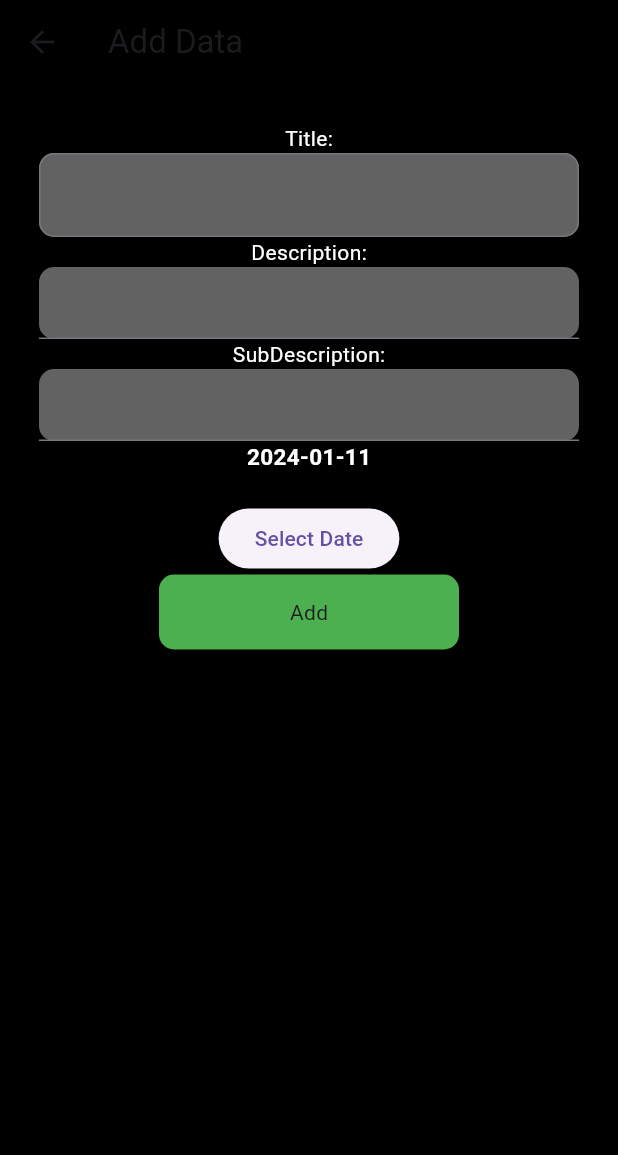
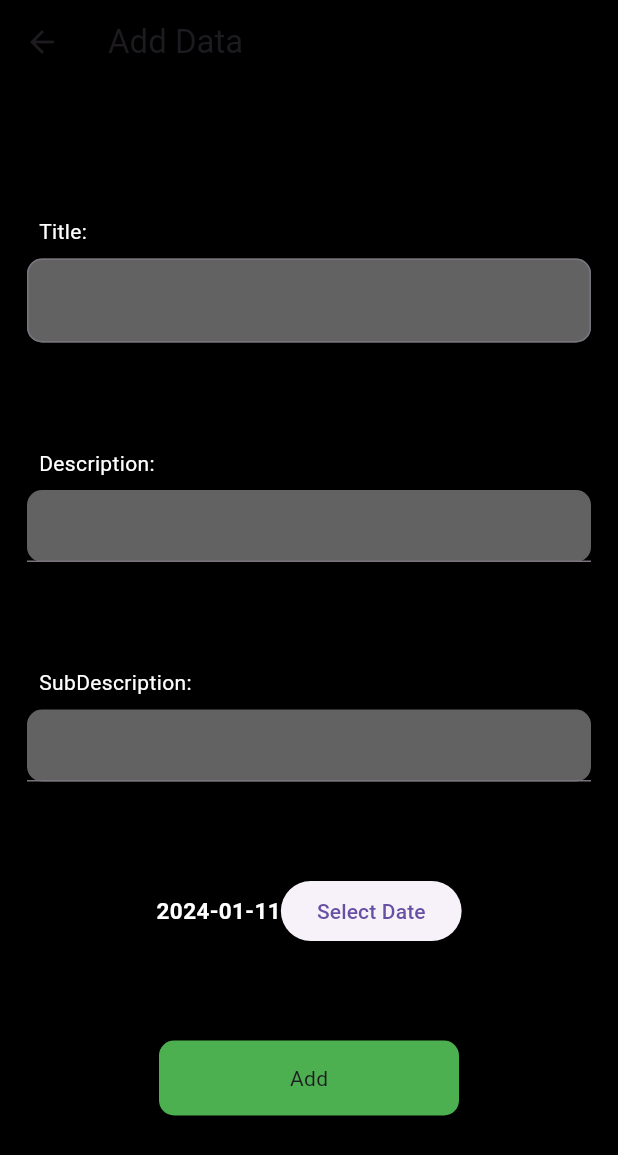
Before and after one commit to sandeshchapagai/API_CRUD_OPERATION, a Flutter app: the Add_Screen screen opened by its route, on a phone screen of 412 x 824 dp. Shown: the top 1155 px of the screen. Run offline on Flutter 3.47's test engine with Material 3 defaults, Android fonts, the phone set to English and light mode, and no system bars; our stand-ins replace another_flushbar, fluttertoast, shared_preferences; accounts and stored records are empty; network calls fail.

Commit message:
add UI changed

```diff
--- a/lib/RES/components/round_button.dart
+++ b/lib/RES/components/round_button.dart
@@ -19,7 +19,7 @@ class RoundedButton extends StatelessWidget {
         width: 200,
         height: 50,
         child:
-            Center(child: loading ? CircularProgressIndicator(color: Colors.white,) : Text(title)),
+            Center(child: loading ? const CircularProgressIndicator(color: Colors.white,) : Text(title)),
       ),
     );
   }
--- a/lib/VIEW/add_screen.dart
+++ b/lib/VIEW/add_screen.dart
@@ -43,12 +43,18 @@ backgroundColor: Colors.black,
       backgroundColor: Colors.black,
       body: SafeArea(
         child: Padding(
-          padding: const EdgeInsets.all(8.0),
-          child: Padding(
           padding: const EdgeInsets.all(18.0),
           child: Column(
+            mainAxisAlignment: MainAxisAlignment.spaceEvenly,
+            crossAxisAlignment: CrossAxisAlignment.start,
             children: [
-                Text('Title:',style: TextStyle(color:Colors.white),),
+              Column(
+                crossAxisAlignment: CrossAxisAlignment.start,
+                children: [
+                  Padding(
+                    padding: const EdgeInsets.all(8.0),
+                    child: Text('Title:',style: TextStyle(color:Colors.white),),
+                  ),
                   Container(
                     decoration: BoxDecoration(
                         color: Colors.white38,
@@ -65,7 +71,16 @@ backgroundColor: Colors.black,
 
                     ),
                   ),
-                Text('Description:',style: TextStyle(color:Colors.white),),
+                ],
+              ),
+
+              Column(
+                crossAxisAlignment: CrossAxisAlignment.start,
+                children: [
+                  Padding(
+                    padding: const EdgeInsets.all(8.0),
+                    child: Text('Description:',style: TextStyle(color:Colors.white),),
+                  ),
                   Container(
                     decoration: BoxDecoration(
                       color: Colors.white38,
@@ -76,7 +91,17 @@ backgroundColor: Colors.black,
 
                     ),
                   ),
-                Text('SubDescription:',style: TextStyle(color:Colors.white),),
+                ],
+              ),
+
+              Column(
+                crossAxisAlignment: CrossAxisAlignment.start,
+                children: [
+
+                  Padding(
+                    padding: const EdgeInsets.all(8.0),
+                    child: Text('SubDescription:',style: TextStyle(color:Colors.white),),
+                  ),
                   Container(
                     decoration: BoxDecoration(
                         color: Colors.white38,
@@ -86,23 +111,25 @@ backgroundColor: Colors.black,
 
                     ),
                   ),
-                Center(
-                  child: Column(
+                ],
+              ),
+
+              Row(
                 mainAxisAlignment: MainAxisAlignment.center,
+
                 children: <Widget>[
                   Text(
                     '${selectedDate.toLocal()}'.split(' ')[0],
                     style: TextStyle(fontSize: 15,color: Colors.white, fontWeight: FontWeight.bold),
                   ),
-                      SizedBox(height: 20),
                   ElevatedButton(
                     onPressed: () => _selectDate(context),
                     child: Text('Select Date'),
                   ),
                 ],
               ),
-                ),
-                RoundedButton(onPressed: (){
+              Center(
+                child: RoundedButton(onPressed: (){
                   String title = titleController.text;
                   String description = descriptionController.text;
                   String subDescription = subDescriptionController.text;
@@ -123,9 +150,9 @@ backgroundColor: Colors.black,
                   Navigator.pop(context);
                   }
                 }, title: 'Add',
+                 ),
               )
             ],
-            ),
           ),
         ),
       ),
```
Lines whose indentation alone changed are shown as unchanged.
